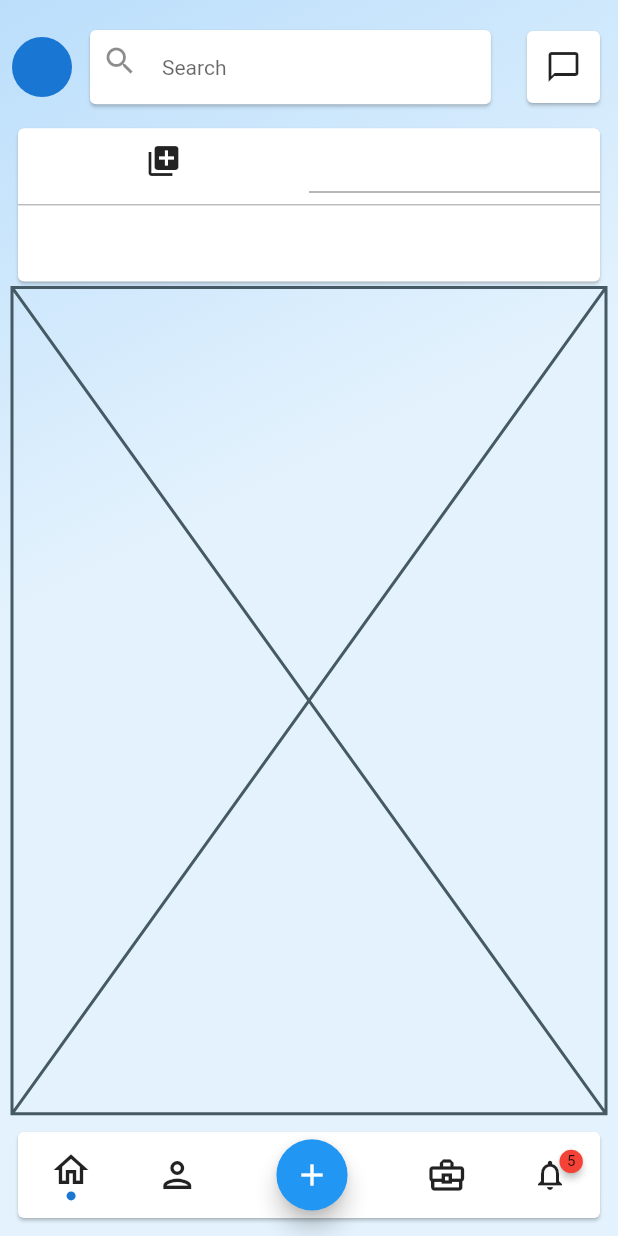
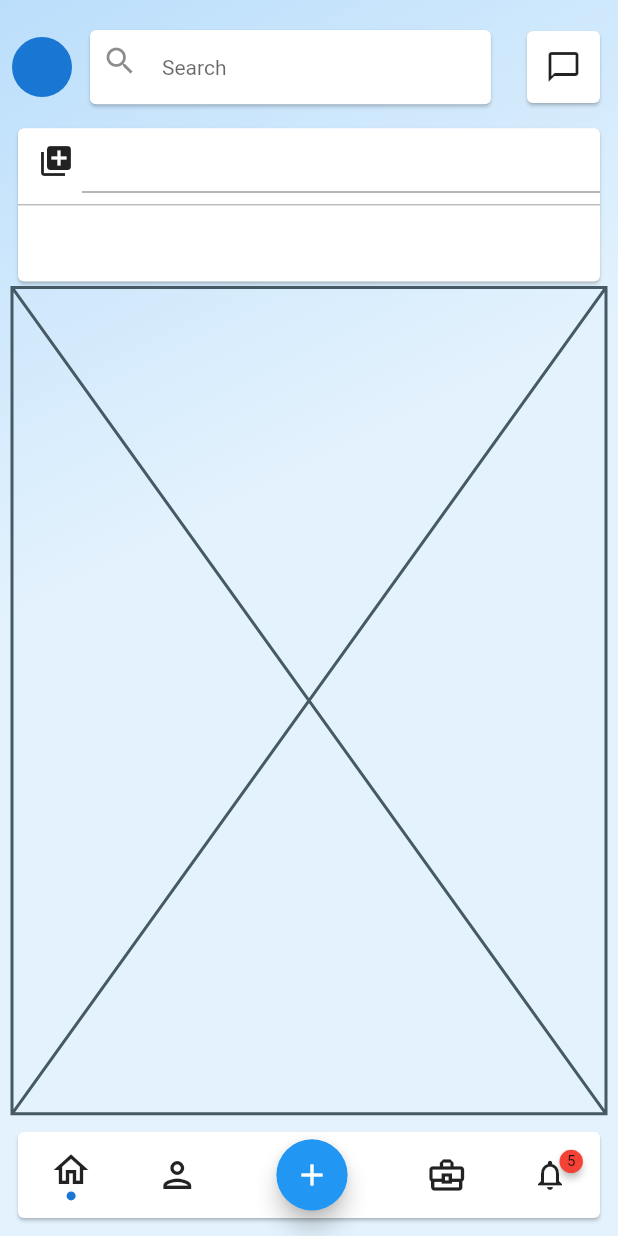
Before and after one commit to JAICHANGPARK/flutter_notebook_8th_story, a Flutter app: the screen it shows after launch, on a phone screen of 412 x 824 dp. Run offline on Flutter 3.47's test engine with Material 2 defaults, Android fonts, the phone set to English and light mode, and no system bars; drawn by our look-alikes of badges; our stand-ins replace flutter_hooks, google_fonts, hooks_riverpod, state_notifier.

Commit message:
Update linkedin_main_page.dart

```diff
--- a/lib/ep580_linkedin_app/linkedin_main_page.dart
+++ b/lib/ep580_linkedin_app/linkedin_main_page.dart
@@ -71,15 +71,19 @@ class _LinkedinMainPageState extends State<LinkedinMainPage> {
                     child: Column(
                       children: [
                         Expanded(
+                          child: Padding(
+                            padding: const EdgeInsets.only(left: 8, ),
                             child: Row(
                               children: [
                                 Expanded(child: Icon(Icons.add_to_photos)),
                                 Expanded(
+                                  flex: 10,
                                   child: TextField(
 
                                   ),
                                 ),
                               ],
+                            ),
                           ),
                         ),
                         Divider(color: Colors.grey,),
```
Lines whose indentation alone changed are shown as unchanged.
